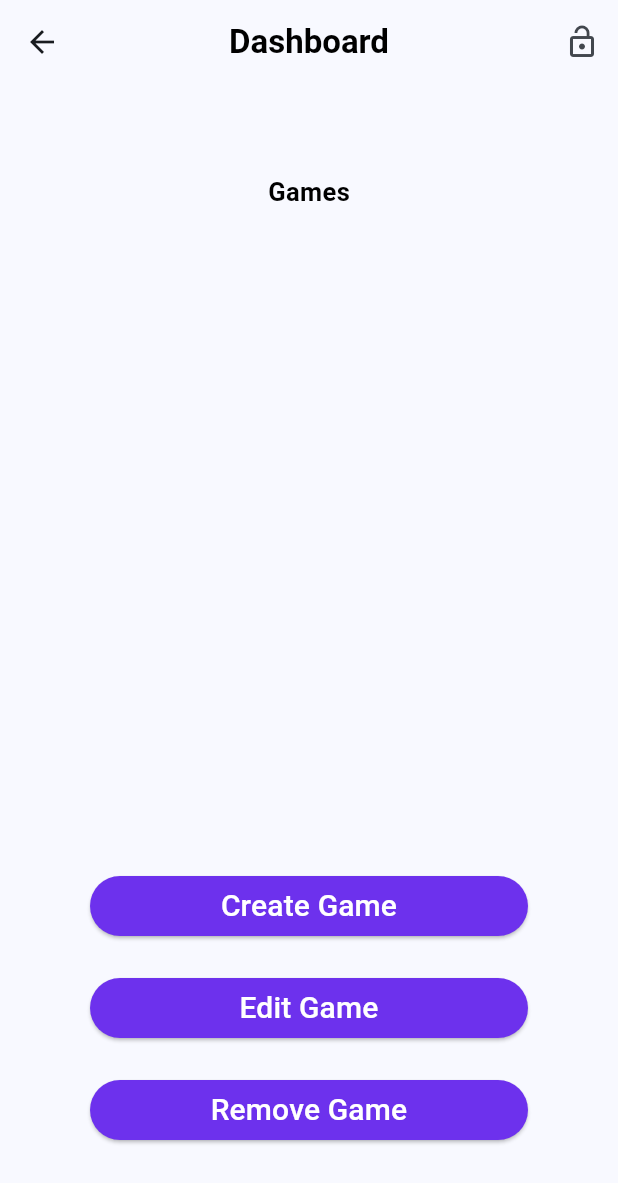
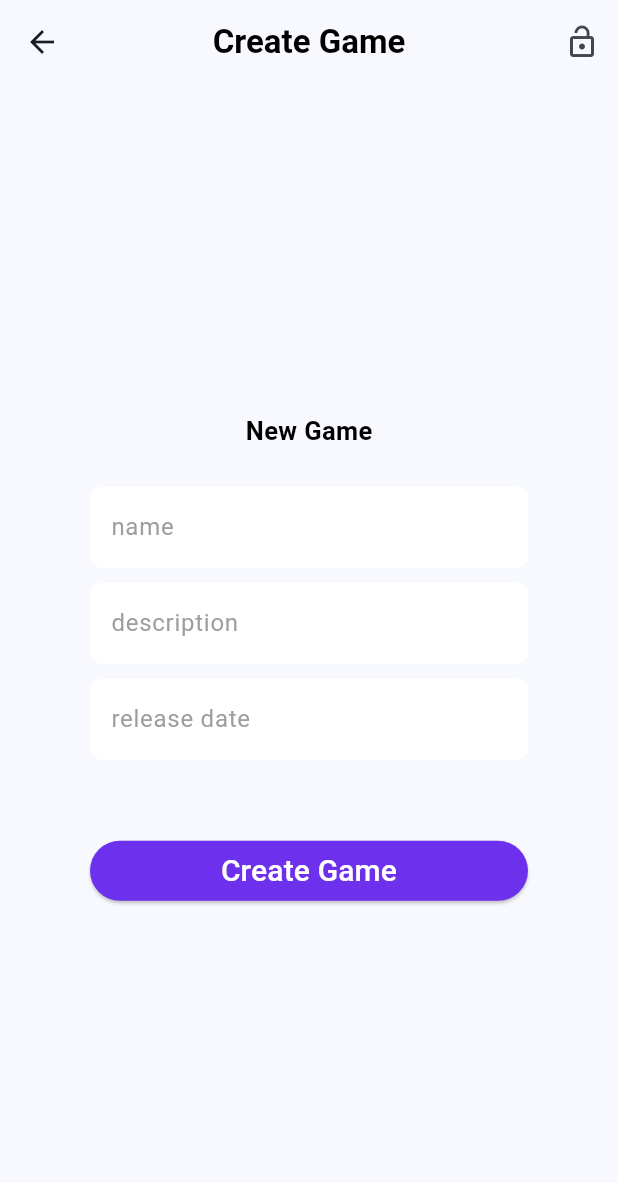
Before and after one commit to rafaeltiribas/game-tracker, a Flutter app: the Dashboard screen opened directly with empty values, after a tap on "Create Game", on a phone screen of 412 x 824 dp. Shown: the top 1183 px of the screen. Run offline on Flutter 3.47's test engine with Material 3 defaults, Android fonts, the phone set to English and light mode, and no system bars; our stand-ins replace shared_preferences, sqflite_common, sqflite_common_ffi; accounts and stored records are empty; Roboto replaces fonts that are missing (Lexend).

Commit message:
adding create game page/function

```diff
--- /dev/null
+++ b/game_tracker/lib/pages/create_game.dart
@@ -0,0 +1,171 @@
+import 'package:flutter/material.dart';
+import 'package:game_tracker/controllers/game_controller.dart';
+import 'package:game_tracker/models/game.dart';
+
+class CreateGame extends StatefulWidget {
+  final VoidCallback signOut;
+  final int userId;
+
+  CreateGame({required this.signOut, required this.userId});
+
+  @override
+  State<CreateGame> createState() => _CreateGameState();
+}
+
+class _CreateGameState extends State<CreateGame> {
+  final GameController gameController = GameController();
+  final _formKey = GlobalKey<FormState>();
+  String _name = "", _description = "", _releaseDate = "";
+
+  @override
+  Widget build(BuildContext context) {
+    return Scaffold(
+      appBar: AppBar(
+        title: const Text(
+          'Create Game',
+          style: TextStyle(
+            color: Color.fromARGB(255, 0, 0, 0),
+            fontFamily: 'Lexend',
+            fontSize: 22,
+            fontWeight: FontWeight.bold,
+          ),
+        ),
+        actions: <Widget>[
+          IconButton(
+            onPressed: () {
+              signOut();
+            },
+            icon: Icon(Icons.lock_open),
+          )
+        ],
+        centerTitle: true,
+      ),
+      body: Padding(
+        padding: const EdgeInsets.all(60.0),
+        child: Center(
+          child: SingleChildScrollView(
+            child: Form(
+              key: _formKey,
+              child: Column(
+                mainAxisAlignment: MainAxisAlignment.center,
+                children: [
+                  const Text(
+                    'New Game',
+                    style: TextStyle(
+                      color: Color.fromARGB(255, 0, 0, 0),
+                      fontFamily: 'Lexend',
+                      fontSize: 17,
+                      fontWeight: FontWeight.bold,
+                    ),
+                  ),
+                  const SizedBox(height: 25),
+                  _inputField("name"),
+                  const SizedBox(height: 10),
+                  _inputField("description"),
+                  const SizedBox(height: 10),
+                  _inputField("release date"),
+                  const SizedBox(height: 50),
+                  _createBtn(),
+                ],
+              ),
+            ),
+          ),
+        ),
+      ),
+    );
+  }
+
+  Widget _inputField(String hintText) {
+    return TextFormField(
+      style: const TextStyle(color: Colors.black),
+      decoration: InputDecoration(
+        hintText: hintText,
+        hintStyle: const TextStyle(color: Colors.grey, fontFamily: 'Lexend'),
+        filled: true,
+        fillColor: Colors.white,
+        contentPadding:
+            const EdgeInsets.symmetric(vertical: 15.0, horizontal: 10.0),
+        border: OutlineInputBorder(
+          borderRadius: BorderRadius.circular(8.0),
+          borderSide: BorderSide.none,
+        ),
+      ),
+      obscureText: hintText == "password",
+      validator: (value) {
+        if (value == null || value.isEmpty) {
+          return 'Please enter your $hintText';
+        }
+        return null;
+      },
+      onSaved: (value) {
+        if (hintText == "name") {
+          _name = value!;
+        } else if (hintText == "description") {
+          _description = value!;
+        } else {
+          _releaseDate = value!;
+        }
+      },
+    );
+  }
+
+  Widget _createBtn() {
+    return ElevatedButton(
+      onPressed: () {
+        _submit();
+      },
+      style: ElevatedButton.styleFrom(
+        backgroundColor: Color.fromARGB(255, 109, 49, 237),
+      ),
+      child: const SizedBox(
+        width: double.infinity,
+        child: Text(
+          "Create Game",
+          textAlign: TextAlign.center,
+          style: TextStyle(fontSize: 20, fontFamily: 'Lexend', color: Colors.white),
+        ),
+      ),
+    );
+  }
+
+  void _submit() async {
+    final form = _formKey.currentState;
+
+    if (form!.validate()) {
+      form.save();
+
+      try {
+        // Criar um objeto Game com os dados fornecidos
+        Game newGame = Game(
+          name: _name,
+          description: _description,
+          releaseDate: _releaseDate,
+          userId: widget.userId,
+        );
+
+        // Chamar o método no GameController para salvar o jogo
+        await gameController.saveGame(newGame);
+
+        // Mostrar um snackbar ou mensagem de sucesso
+        ScaffoldMessenger.of(context).showSnackBar(
+          SnackBar(content: Text('Game created successfully!')),
+        );
+
+        // Voltar para a tela anterior (Dashboard)
+        Navigator.pop(context);
+
+      } catch (e) {
+        // Mostrar uma mensagem de erro caso ocorra algum problema
+        ScaffoldMessenger.of(context).showSnackBar(
+          SnackBar(content: Text('Failed to create game: $e')),
+        );
+      }
+    }
+  }
+
+  void signOut() {
+    setState(() {
+      widget.signOut();
+    });
+  }
+}
--- a/game_tracker/lib/pages/dashboard.dart
+++ b/game_tracker/lib/pages/dashboard.dart
@@ -1,6 +1,7 @@
 import 'package:flutter/material.dart';
 import 'package:game_tracker/controllers/game_controller.dart';
 import 'package:game_tracker/models/game.dart';
+import 'package:game_tracker/pages/create_game.dart';
 
 class Dashboard extends StatefulWidget{
   final VoidCallback signOut;
@@ -56,6 +57,10 @@ class _Dashboard extends State<Dashboard>{
       ),
       actions: <Widget>[
         IconButton(
+          onPressed: _refreshGames,
+          icon: Icon(Icons.refresh),
+        ),
+        IconButton(
           onPressed: () {
             signOut();
           },
@@ -64,6 +69,10 @@ class _Dashboard extends State<Dashboard>{
       ],
       centerTitle: true,
     );
+  }
+
+  void _refreshGames() {
+    _loadUserGames();
   }
 
   _buildBody() {
@@ -109,7 +118,7 @@ class _Dashboard extends State<Dashboard>{
         onPressed: () {
           Navigator.push(
             context,
-            MaterialPageRoute(builder: (context) => Dashboard(signOut: signOut, userId: 0)),
+            MaterialPageRoute(builder: (context) => CreateGame(signOut: signOut, userId: widget.userId)),
           );
         },
         style: ElevatedButton.styleFrom(
```
